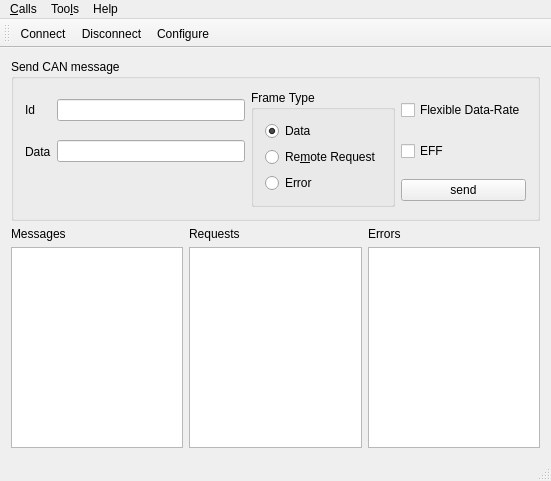
Above: examples/serialbus/can/mainwindow.ui from qt/qtserialbus before the change. Below: the same form after it.
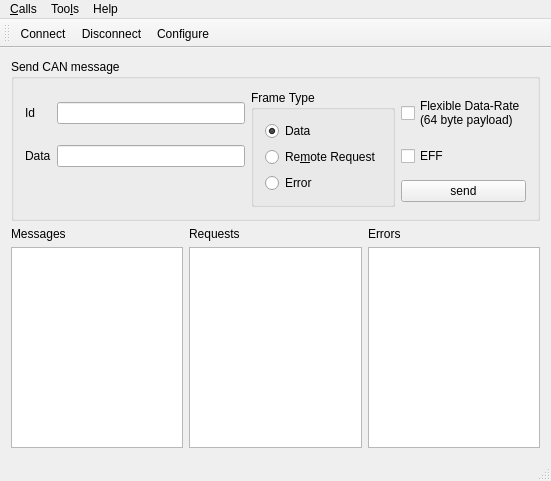
That is the form after the change. Icons and pictures are not drawn.

Commit message: Make it more obvious in the example what Flexible Data rate means

Patch:
```diff
--- a/examples/serialbus/can/mainwindow.ui
+++ b/examples/serialbus/can/mainwindow.ui
@@ -72,7 +72,8 @@
          <item row="0" column="3">
           <widget class="QCheckBox" name="fdBox">
            <property name="text">
-            <string>Flexible Data-Rate</string>
+            <string>Flexible Data-Rate
+(64 byte payload)</string>
            </property>
           </widget>
          </item>
```
